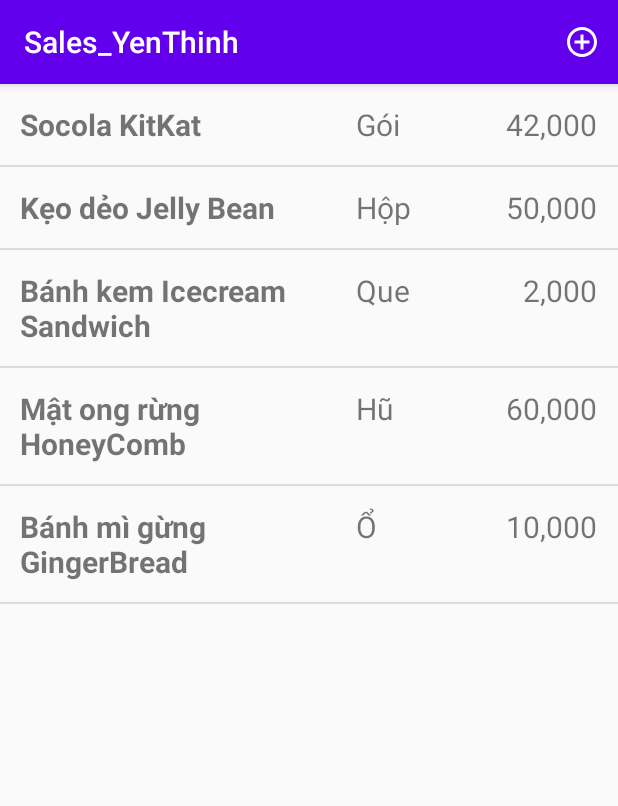
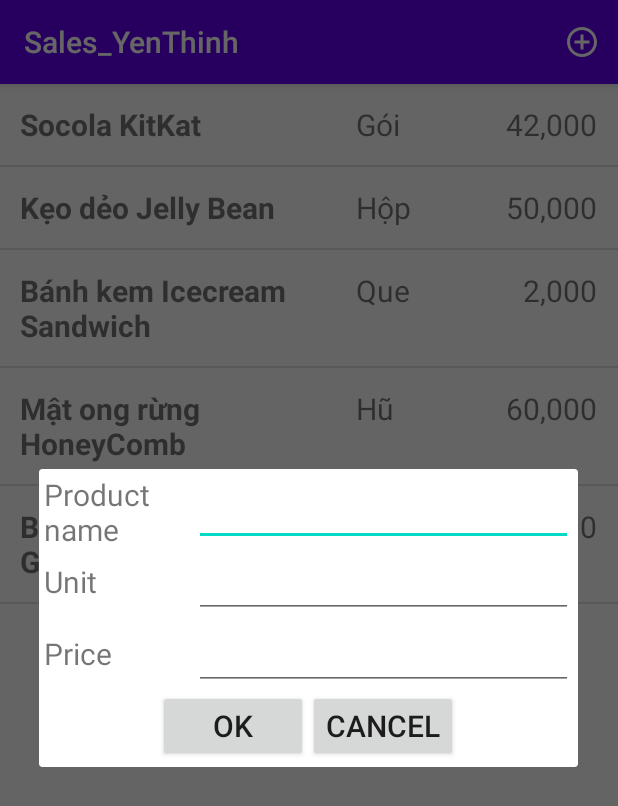
Before and after one commit to yenthinh/LTSPbaiktso5, an Android app: the screen it shows after launch (MainActivity), after a tap on "Menu 1", on a phone screen of 412 x 824 dp. Shown: the top 806 px of the screen. Run offline under Robolectric (Android 15) with nearby library versions, the phone set to English and light mode, and no system bars.

Commit message:
change mainactivity

```diff
--- a/app/src/main/java/com/example/sales_yenthinh/MainActivity.java
+++ b/app/src/main/java/com/example/sales_yenthinh/MainActivity.java
@@ -6,10 +6,13 @@ import androidx.appcompat.app.AppCompatActivity;
 import android.content.DialogInterface;
 import android.content.Intent;
 import android.os.Bundle;
+import android.view.LayoutInflater;
 import android.view.Menu;
 import android.view.MenuItem;
 import android.view.View;
 import android.widget.AdapterView;
+import android.widget.Button;
+import android.widget.EditText;
 import android.widget.ListView;
 import android.widget.Toast;
 import java.util.AbstractList;
@@ -58,30 +61,15 @@ public class MainActivity extends AppCompatActivity {
     @Override
     public boolean onOptionsItemSelected(MenuItem item) {
 
-        // Handle action bar item clicks here. The action bar will
-        // automatically handle clicks on the Home/Up button, so long
-        // as you specify a parent activity in AndroidManifest.xml.
-       int id = item.getItemId();
-
-        //noinspection SimplifiableIfStatement
-        if (id == R.id.btnAdd) {
-            openActivity1();
+        switch (item.getItemId()) {
+            case R.id.btnAdd:
+                //Toast.makeText(this, "Item 2 selected", Toast.LENGTH_SHORT).show();
+                //Them san pham
+                openMyCustom();
+                return true;
+            default:
+                return super.onOptionsItemSelected(item);
         }
-            //Toast.makeText(this, "Bạn vừa bấm vào dấu cộng", Toast.LENGTH_SHORT).show();
-            //đến màng hình ProductActivity
-            //Intent intent = new Intent(this, ProductActivity.class);
-            //tham số -1 tức ta không truyền 1 position của item nào cả
-            //ta mở ProductActivity để thêm sp mới
-            //intent.putExtra(ProductActivity.EXTRA_POSITION, -1);
-            //startActivity(intent);
-            //return true;
-        //}
-
-        return super.onOptionsItemSelected(item);
-    }
-    private void openActivity1() {
-        intent = new Intent(this, MainAcitivity1.class);
-        startActivity(intent);
     }
     private class ItemLongClickRemove implements AdapterView.OnItemLongClickListener {
         @Override
@@ -108,4 +96,55 @@ public class MainActivity extends AppCompatActivity {
             return true;
         }
     }
-}
+    public void openMyCustom() {
+
+        // khởi tạo AlertDialog từ đối tượng Builder. tham số truyền vào ở đây là context.
+        //final AlertDialog.Builder builder = new AlertDialog.Builder(this);
+        final AlertDialog builder = new AlertDialog.Builder(this).create();
+
+        // khoi tao doi tuong View tu file mydialog.
+        final View alert = LayoutInflater.from(this).inflate(R.layout.add_item, null);
+
+        // set layout cho alert dialog
+        builder.setView(alert);
+
+        final EditText txtProductName;
+        final EditText txtUnit;
+        final EditText txtPrice;
+        Button btnThem;
+        Button btnHuy;
+
+        // tham chieu cac doi tuong co tren giao dien dialog vua duoc set
+        txtProductName = alert.findViewById(R.id.txtProductName);
+        txtUnit = alert.findViewById(R.id.txtUnit);
+        txtPrice = alert.findViewById(R.id.txtPrice);
+        btnThem = alert.findViewById(R.id.btnThem);
+        btnHuy = alert.findViewById(R.id.btnHuy);
+
+        // tạo dialog và hiển thị
+        builder.show();
+
+        // bat su kien click vao nut
+        btnThem.setOnClickListener(new View.OnClickListener() {
+            @Override
+            public void onClick(View v) {
+                Product product = new Product();
+                product.setProductName(txtProductName.getText().toString());
+                product.setUnit(txtUnit.getText().toString());
+                String s = txtPrice.getText().toString();
+                s = s.replace(",", "");
+                double price = Double.parseDouble(s);
+                product.setPrice(price);
+                adapter.add(product);
+                adapter.notifyDataSetChanged();
+                builder.dismiss();
+            }
+        });
+
+        btnHuy.setOnClickListener(new View.OnClickListener() {
+            @Override
+            public void onClick(View v) {
+                builder.dismiss();
+            }
+        });
+}}
--- a/app/src/main/java/com/example/sales_yenthinh/adapter/ProductAdapter.java
+++ b/app/src/main/java/com/example/sales_yenthinh/adapter/ProductAdapter.java
@@ -12,7 +12,7 @@ import com.example.sales_yenthinh.R;
 import com.example.sales_yenthinh.models.Product;
 import com.example.sales_yenthinh.models.SaleManager;
 
-public class ProductAdapter  extends ArrayAdapter {
+public class ProductAdapter extends ArrayAdapter {
     Activity activity;//activity chứa listview
     public ProductAdapter(Activity activity, ArrayList products) {
         super(activity, 0, products);
@@ -27,10 +27,11 @@ public class ProductAdapter  extends ArrayAdapter {
         if (convertView == null)
         {
             LayoutInflater inflater = activity.getLayoutInflater();
-            convertView = inflater.inflate(R.layout.listitem_product,null);
+            convertView = inflater.inflate(R.layout.item_product,null);
         }
         //lấy các textview trong mỗi view
-        TextView tvProductName = (TextView)convertView.findViewById(R.id.tvProductName);
+        TextView tvProductName = (TextView)convertView
+                .findViewById(R.id.tvProductName);
         TextView tvUnit = (TextView)convertView.findViewById(R.id.tvUnit);
         TextView tvPrice = (TextView)convertView.findViewById(R.id.tvPrice);
         //hiển thị dư liệu lên từng item của listview ở vị trí position
@@ -40,5 +41,4 @@ public class ProductAdapter  extends ArrayAdapter {
         String s = (new DecimalFormat("#,###.##")).format(p.getPrice());
         tvPrice.setText(s);
         return convertView;//trả về 1 view khi đã thiết đặt xong
-    }
-}
+    }}
```
Also changed, not shown: app/src/main/java/com/example/sales_yenthinh/ProductActivity.java (+29 -9 lines).
